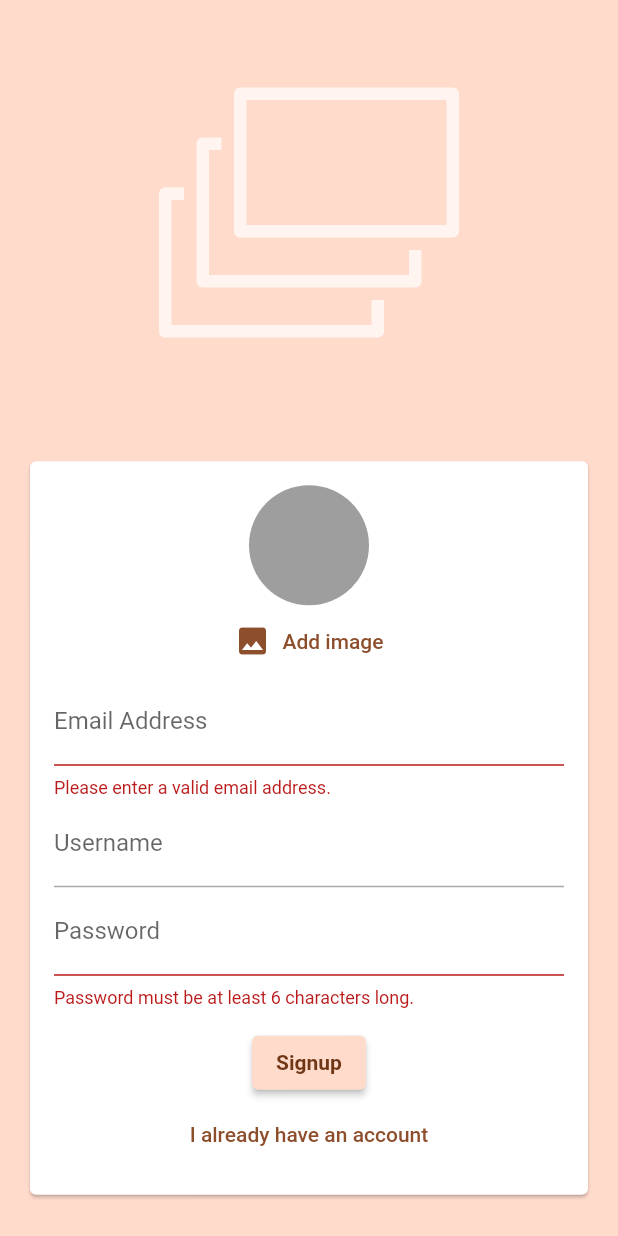
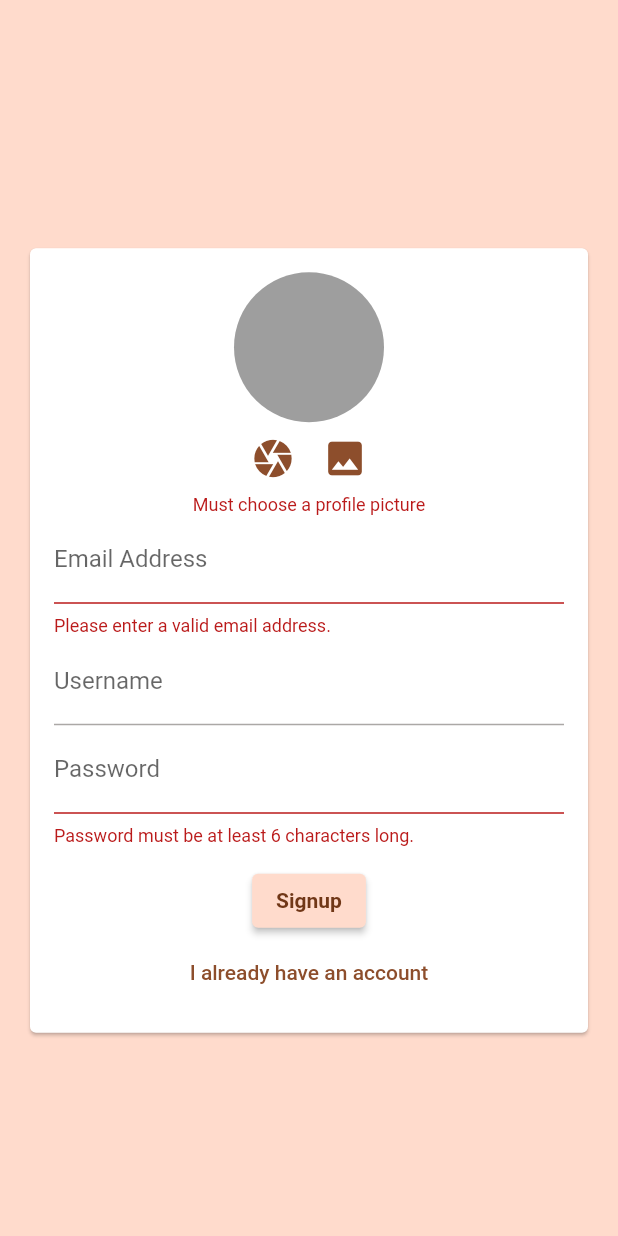
Before and after one commit to lordbenedikt/card_pairs_app_flutter, a Flutter app: the screen it shows after launch, after a tap on "Login", after a tap on "Create an account", on a phone screen of 412 x 824 dp. Run offline on Flutter 3.47's test engine with Material 2 defaults, Android fonts, the phone set to English and light mode, and no system bars; our stand-ins replace cloud_firestore, firebase_auth, firebase_core, firebase_storage, flutter_image_compress, flutter_riverpod and 6 more; accounts and stored records are empty.

Commit message:
fix profile image bug

```diff
--- a/lib/screens/auth.dart
+++ b/lib/screens/auth.dart
@@ -1,4 +1,5 @@
 import 'dart:io';
+import 'dart:typed_data';
 
 import 'package:flutter_svg/svg.dart';
 import 'package:memory/models/user.dart';
@@ -23,10 +24,12 @@ class _AuthScreenState extends State<AuthScreen> {
   var _enteredEmail = '';
   var _enteredUsername = '';
   var _enteredPassword = '';
-  File? _selectedImage;
+  Uint8List? _selectedImage;
   var _isAuthenticating = false;
+  var _validationDone = false;
 
   void _submit() async {
+    _validationDone = true;
     final isValid = _form.currentState!.validate();
     if (!isValid) {
       return;
@@ -60,7 +63,7 @@ class _AuthScreenState extends State<AuthScreen> {
             .child('user_images')
             .child('${userCredentials.user!.uid}.jpg');
 
-        await storageRef.putFile(_selectedImage!);
+        await storageRef.putData(_selectedImage!);
         final imageUrl = await storageRef.getDownloadURL();
 
         FirebaseFirestore.instance
@@ -92,6 +95,7 @@ class _AuthScreenState extends State<AuthScreen> {
           child: Column(
             mainAxisAlignment: MainAxisAlignment.center,
             children: [
+              if (_isLogin)
                 Container(
                   margin: const EdgeInsets.only(
                     top: 30,
@@ -125,7 +129,19 @@ class _AuthScreenState extends State<AuthScreen> {
                                   _selectedImage = pickedImage;
                                 });
                               },
+                              initialImage: _selectedImage,
                             ),
+                          if (!_isLogin &&
+                              _selectedImage == null &&
+                              _validationDone)
+                            Text('Must choose a profile picture',
+                                style: Theme.of(context)
+                                    .textTheme
+                                    .bodySmall!
+                                    .copyWith(
+                                        color: Theme.of(context)
+                                            .colorScheme
+                                            .error)),
                           TextFormField(
                               key: const ValueKey('email'),
                               decoration: const InputDecoration(
--- a/lib/widgets/user_image_picker.dart
+++ b/lib/widgets/user_image_picker.dart
@@ -1,31 +1,40 @@
-import 'dart:io';
+import 'dart:typed_data';
 
 import 'package:flutter/material.dart';
 import 'package:image_picker/image_picker.dart';
 
 class UserImagePicker extends StatefulWidget {
-  const UserImagePicker({super.key, required this.onPickImage});
+  const UserImagePicker(
+      {super.key, required this.onPickImage, this.initialImage});
 
-  final void Function(File pickedImage) onPickImage;
+  final void Function(Uint8List pickedImage) onPickImage;
+  final Uint8List? initialImage;
 
   @override
   State<UserImagePicker> createState() => _UserImagePickerState();
 }
 
 class _UserImagePickerState extends State<UserImagePicker> {
-  File? _pickedImageFile;
+  Uint8List? _pickedImage;
 
-  void _pickImage() async {
-    final pickedImage = await ImagePicker().pickImage(
-      source: ImageSource.camera,
+  @override
+  void initState() {
+    _pickedImage = widget.initialImage;
+    super.initState();
+  }
+
+  void _pickImage(ImageSource source) async {
+    final pickedImageXFile = await ImagePicker().pickImage(
+      source: source,
       imageQuality: 50,
       maxWidth: 800,
     );
-    if (pickedImage == null) return;
+    if (pickedImageXFile == null) return;
+    final pickedImage = await pickedImageXFile.readAsBytes();
     setState(() {
-      _pickedImageFile = File(pickedImage.path);
+      _pickedImage = pickedImage;
     });
-    widget.onPickImage(_pickedImageFile!);
+    widget.onPickImage(_pickedImage!);
   }
 
   @override
@@ -33,16 +42,34 @@ class _UserImagePickerState extends State<UserImagePicker> {
     return Column(
       children: [
         CircleAvatar(
-            radius: 40,
+            radius: 50,
             backgroundColor: Colors.grey,
             foregroundImage:
-                _pickedImageFile != null ? FileImage(_pickedImageFile!) : null),
-        TextButton.icon(
-          onPressed: _pickImage,
-          icon: const Icon(Icons.image),
-          label: Text('Add image',
-              style: TextStyle(color: Theme.of(context).colorScheme.primary)),
-        ),
+                _pickedImage != null ? MemoryImage(_pickedImage!) : null),
+        Row(mainAxisAlignment: MainAxisAlignment.center, children: [
+          IconButton(
+            onPressed: () {
+              _pickImage(ImageSource.camera);
+            },
+            icon: Icon(
+              Icons.camera,
+              size: 30,
+              color: Theme.of(context).colorScheme.primary,
+            ),
+            tooltip: 'Take photo',
+          ),
+          IconButton(
+            onPressed: () {
+              _pickImage(ImageSource.gallery);
+            },
+            icon: Icon(
+              Icons.image,
+              size: 30,
+              color: Theme.of(context).colorScheme.primary,
+            ),
+            tooltip: 'Choose from gallery',
+          ),
+        ]),
       ],
     );
   }
```
Also changed, not shown: lib/screens/memory.dart (+32 -0 lines). Lines whose indentation alone changed are shown as unchanged.
